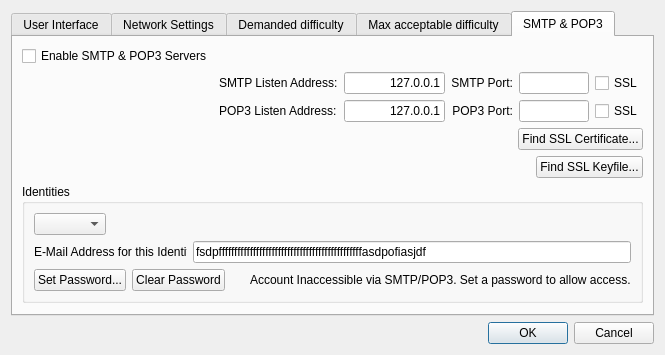
This is src/bitmessageqt/settings.ui in Bitmessage/PyBitmessage as Qt 5 draws it before an edit. The edited form follows.
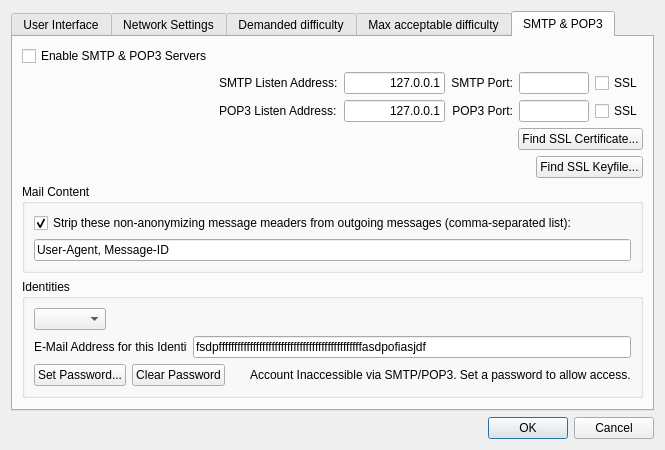
This is the edited form. The open tabs and pages were chosen to show the change.

Commit message: Strip message headers that could possibly lead to loss of anonymity

What changed in the file:
```diff
--- a/src/bitmessageqt/settings.ui
+++ b/src/bitmessageqt/settings.ui
@@ -7,7 +7,7 @@
     <x>0</x>
     <y>0</y>
     <width>623</width>
-    <height>343</height>
+    <height>406</height>
    </rect>
   </property>
   <property name="windowTitle">
@@ -823,6 +823,35 @@
          </layout>
         </widget>
        </item>
+       <item row="5" column="0" colspan="7">
+        <widget class="QGroupBox" name="groupBox_4">
+         <property name="title">
+          <string>Mail Content</string>
+         </property>
+         <layout class="QGridLayout" name="gridLayout_10">
+          <item row="0" column="0">
+           <widget class="QCheckBox" name="checkBoxStripMessageHeaders">
+            <property name="text">
+             <string>Strip these non-anonymizing message meaders from outgoing messages (comma-separated list):</string>
+            </property>
+            <property name="checked">
+             <bool>true</bool>
+            </property>
+            <property name="tristate">
+             <bool>false</bool>
+            </property>
+           </widget>
+          </item>
+          <item row="1" column="0">
+           <widget class="QLineEdit" name="lineEditMessageHeadersToStrip">
+            <property name="text">
+             <string>User-Agent, Message-ID</string>
+            </property>
+           </widget>
+          </item>
+         </layout>
+        </widget>
+       </item>
       </layout>
      </widget>
     </widget>
```
The commit also changes 3 other files.
